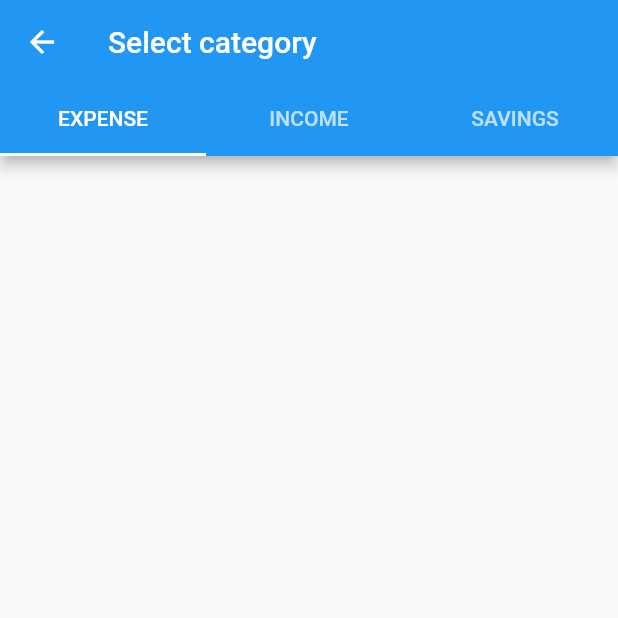
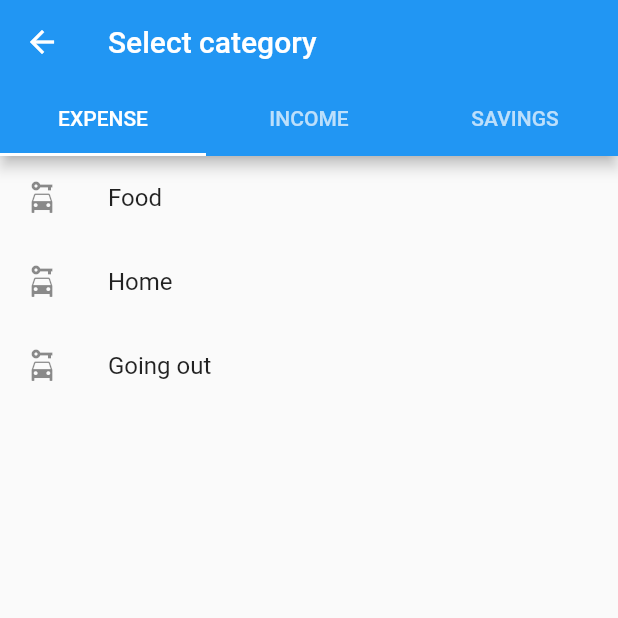
Before and after one commit to chivud/numus, a Flutter app: the screen it shows after launch, after a tap on the "add" icon, on a phone screen of 412 x 824 dp, the top half of it. Run offline on Flutter 3.47's test engine with Material 2 defaults, Android fonts, the phone set to English and light mode, and no system bars; our stand-ins replace sqflite; accounts and stored records are empty.

Commit message:
Make category types static

```diff
--- a/lib/main.dart
+++ b/lib/main.dart
@@ -8,8 +8,6 @@ void main() async {
   // Importing 'package:flutter/widgets.dart' is required.
   WidgetsFlutterBinding.ensureInitialized();
   await DatabaseProvider().database;
-  // TODO: seed only if necessary
-  SeedService().seedDb();
   runApp(MyApp());
 }
 
--- a/lib/ui/entities/category.dart
+++ b/lib/ui/entities/category.dart
@@ -8,6 +8,6 @@ class Category {
   Category({this.id, this.name, this.type});
 
   Map<String, dynamic> toMap() {
-    return {'name': name, 'type_id': type.id};
+    return {'name': name, 'type': type.tag};
   }
 }
--- a/lib/ui/entities/category_type.dart
+++ b/lib/ui/entities/category_type.dart
@@ -1,11 +1,14 @@
 class CategoryType {
-  int id;
   String tag;
   String name;
 
-  CategoryType({this.id, this.tag, this.name});
+  CategoryType({this.tag, this.name});
 
   Map<String, dynamic> toMap() {
     return {'tag': tag, 'name': name};
   }
 }
+
+CategoryType incomeType = CategoryType(tag: 'income', name: 'Income');
+CategoryType expenseType = CategoryType(tag: 'expense', name: 'Expense');
+CategoryType savingType = CategoryType(tag: 'savings', name: 'Savings');
--- a/lib/ui/services/CategoryService.dart
+++ b/lib/ui/services/CategoryService.dart
@@ -1,32 +1,17 @@
 import 'package:experiment/ui/entities/category.dart';
 import 'package:experiment/ui/entities/category_type.dart';
-
+import 'package:experiment/ui/services/DatabaseProvider.dart';
+import 'package:sqflite/sqflite.dart';
 
 class CategoryService {
-  List<Category> getByType(CategoryType type) {
-    switch (type.tag) {
-      case 'income':
-        return getIncomeCategories();
-      case 'expense':
-        return getExpenseCategories();
-      case 'savings':
-        return getSavingsCategories();
+  Future<List<Category>> getByType(CategoryType type) async {
+    Database db = await DatabaseProvider().database;
+    final List<Map<String, dynamic>> result = await db
+        .query('categories', where: 'type = ?', whereArgs: [type.tag]);
+    List<Category> categories = [];
+    for (var item in result) {
+      categories.add(Category(id: item['id'], name: item['name'], type: type));
     }
-  }
-
-  Future<void> insertCategoryType(){
-
-  }
-
-  List<Category> getIncomeCategories() {
-    return [];
-  }
-
-  List<Category> getExpenseCategories() {
-    return [];
-  }
-
-  List<Category> getSavingsCategories() {
-    return [];
+    return categories;
   }
 }
--- a/lib/ui/services/DatabaseProvider.dart
+++ b/lib/ui/services/DatabaseProvider.dart
@@ -1,3 +1,5 @@
+import 'package:experiment/ui/entities/category.dart';
+import 'package:experiment/ui/entities/category_type.dart';
 import 'package:path/path.dart';
 import 'package:sqflite/sqflite.dart';
 
@@ -18,14 +20,18 @@ class DatabaseProvider {
         // Set the path to the database. Note: Using the `join` function from the
         // `path` package is best practice to ensure the path is correctly
         // constructed for each platform.
-        join(await getDatabasesPath(), 'app.db'), onCreate: (db, version) {
+        join(await getDatabasesPath(), 'app.db'), onCreate: (db, version) async {
       db.execute(
-        "CREATE TABLE category_types(id INTEGER PRIMARY KEY, tag TEXT, name TEXT)",
+        "CREATE TABLE categories("
+            "id INTEGER PRIMARY KEY, "
+            "name TEXT NOT NULL, "
+            "type TEXT"
+            ")",
       );
-
-      db.execute(
-        "CREATE TABLE categories(id INTEGER PRIMARY KEY, name TEXT, type_id INTEGER, FOREIGN KEY(type_id) REFERENCES category_types(id))",
-      );
+      List<Category> categories = SeedService().getCategoriesSeed();
+      for (var category in categories){
+        await db.insert('categories', category.toMap());
+      }
     }, version: 1);
   }
 }
--- a/lib/ui/services/SeedService.dart
+++ b/lib/ui/services/SeedService.dart
@@ -1,35 +1,7 @@
 import 'package:experiment/ui/entities/category.dart';
 import 'package:experiment/ui/entities/category_type.dart';
-import 'package:sqflite/sqflite.dart';
-
-import 'DatabaseProvider.dart';
-
-CategoryType incomeType = CategoryType(tag: 'income', name: 'Income');
-CategoryType expenseType = CategoryType(tag: 'expense', name: 'Expense');
-CategoryType savingType = CategoryType(tag: 'savings', name: 'Savings');
 
 class SeedService {
-  Future<void> seedDb() async {
-    DatabaseProvider dbProvider = DatabaseProvider();
-    final Database db = await dbProvider.database;
-
-    List<CategoryType> categoryTypes = getCategoriesTypesSeed();
-    for (var categoryType in categoryTypes){
-      int id = await db.insert('category_types', categoryType.toMap());
-      categoryType.id = id;
-    }
-
-    List<Category> categories = getCategoriesSeed();
-    for (var category in categories){
-      int id = await db.insert('categories', category.toMap());
-      category.id = id;
-    }
-  }
-
-  List<CategoryType> getCategoriesTypesSeed() {
-    return [incomeType, expenseType, savingType];
-  }
-
   List<Category> getCategoriesSeed() {
     return [
       Category(name: 'Salary', type: incomeType),
--- a/lib/ui/transactions/select_category.dart
+++ b/lib/ui/transactions/select_category.dart
@@ -1,7 +1,6 @@
 import 'package:experiment/ui/entities/category.dart';
 import 'package:experiment/ui/entities/category_type.dart';
 import 'package:experiment/ui/services/CategoryService.dart';
-import 'package:experiment/ui/services/SeedService.dart';
 import 'package:flutter/cupertino.dart';
 import 'package:flutter/material.dart';
 
@@ -43,19 +42,31 @@ class CategoriesListWidget extends StatefulWidget {
 class _CategoriesListWidgetState extends State<CategoriesListWidget> {
   @override
   Widget build(BuildContext context) {
-    List<Category> categories = CategoryService().getByType(widget.type);
+    Future categories = CategoryService().getByType(widget.type);
     return Container(
-      child: ListView(
-        children: categories
-            .map((Category category) =>
-            ListTile(
-              leading: Icon(Icons.car_rental),
-              title: Text(category.name),
-              onTap: () {
-
-              },
-            ))
-            .toList(),
+      child: FutureBuilder<List<Category>>(
+        future: categories,
+        builder: (BuildContext context, AsyncSnapshot snapshot) {
+          List<Widget> children = [];
+          if (snapshot.hasData) {
+            children = snapshot.data
+                .map<Widget>((Category category) => ListTile(
+                      leading: Icon(Icons.car_rental),
+                      title: Text(category.name),
+                      onTap: () {},
+                    ))
+                .toList();
+          } else {
+            children.add(ListTile(
+              title: Text(
+                  'There are no ${widget.type.name.toLowerCase()} categories'),
+              onTap: () {},
+            ));
+          }
+          return ListView(
+            children: children,
+          );
+        },
       ),
     );
   }
```
